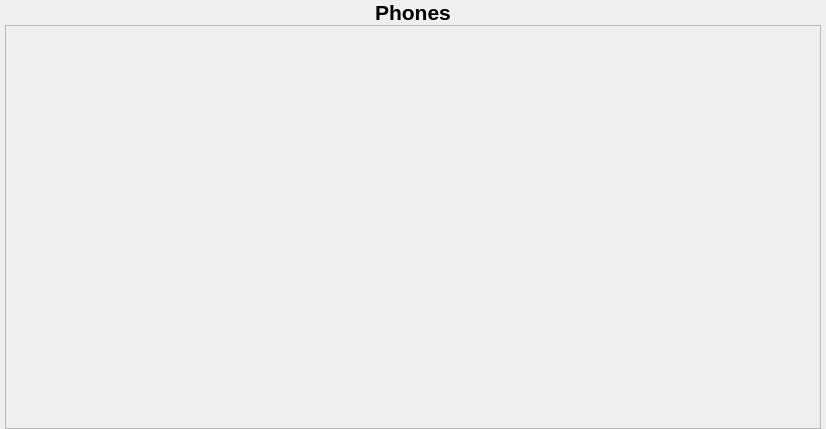
First picture: the form in centralwidget.ui, repository VladFear/Intershop, before the edit.
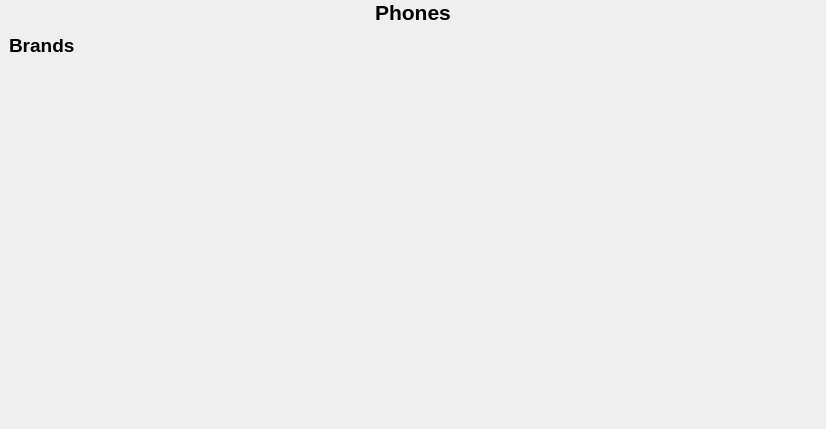
Second picture: the form after the edit. The open tabs and pages were chosen to show the change. Icons and pictures are not drawn. Custom widgets are drawn as their Qt base class.

```diff
--- a/centralwidget.ui
+++ b/centralwidget.ui
@@ -325,65 +325,6 @@
        </item>
       </layout>
      </widget>
-     <widget class="QWidget" name="huaweiPage">
-      <layout class="QVBoxLayout" name="verticalLayout_4">
-       <property name="spacing">
-        <number>5</number>
-       </property>
-       <property name="leftMargin">
-        <number>5</number>
-       </property>
-       <property name="topMargin">
-        <number>0</number>
-       </property>
-       <property name="rightMargin">
-        <number>5</number>
-       </property>
-       <property name="bottomMargin">
-        <number>0</number>
-       </property>
-       <item>
-        <widget class="QScrollArea" name="scrollArea">
-         <property name="frameShadow">
-          <enum>QFrame::Plain</enum>
-         </property>
-         <property name="lineWidth">
-          <number>0</number>
-         </property>
-         <property name="widgetResizable">
-          <bool>true</bool>
-         </property>
-         <widget class="QWidget" name="scrollWidg">
-          <property name="geometry">
-           <rect>
-            <x>0</x>
-            <y>0</y>
-            <width>814</width>
-            <height>397</height>
-           </rect>
-          </property>
-          <layout class="QVBoxLayout" name="verticalLayout_6">
-           <property name="spacing">
-            <number>5</number>
-           </property>
-           <property name="leftMargin">
-            <number>0</number>
-           </property>
-           <property name="topMargin">
-            <number>0</number>
-           </property>
-           <property name="rightMargin">
-            <number>0</number>
-           </property>
-           <property name="bottomMargin">
-            <number>0</number>
-           </property>
-          </layout>
-         </widget>
-        </widget>
-       </item>
-      </layout>
-     </widget>
     </widget>
    </item>
   </layout>
```
